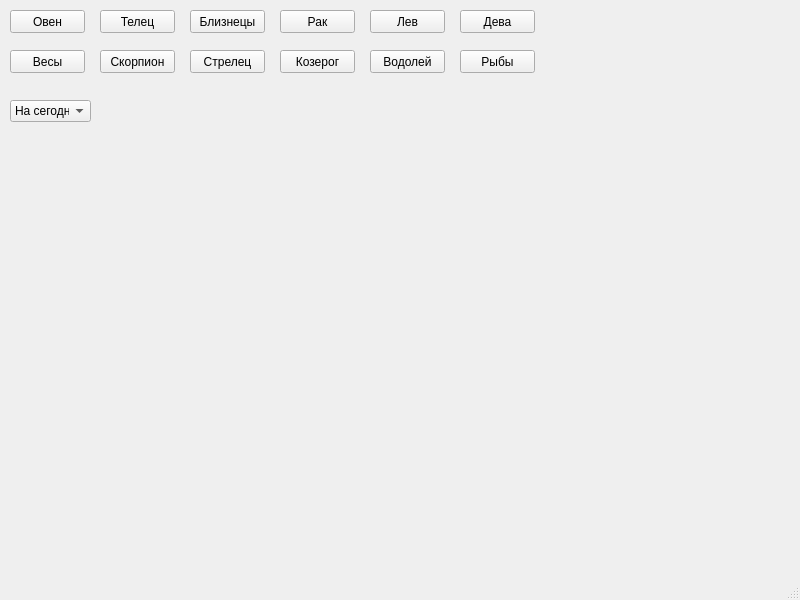
This is GUI.ui in Dekster198/Zodiac as Qt 5 draws it before an edit. The edited form follows.
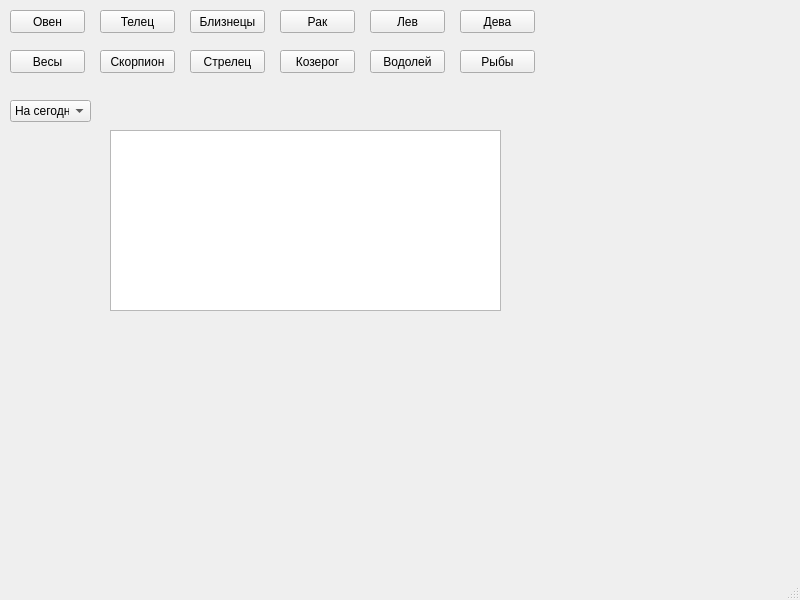
This is the edited form. Icons and pictures are not drawn.

Commit message: add signals for buttons

What changed in the file:
```diff
--- a/GUI.ui
+++ b/GUI.ui
@@ -206,19 +206,6 @@
      <string>Рыбы</string>
     </property>
    </widget>
-   <widget class="QLabel" name="label">
-    <property name="geometry">
-     <rect>
-      <x>120</x>
-      <y>100</y>
-      <width>301</width>
-      <height>131</height>
-     </rect>
-    </property>
-    <property name="text">
-     <string/>
-    </property>
-   </widget>
    <widget class="QComboBox" name="comboBox">
     <property name="geometry">
      <rect>
@@ -265,6 +252,16 @@
      </property>
     </item>
    </widget>
+   <widget class="QTextBrowser" name="textBrowser">
+    <property name="geometry">
+     <rect>
+      <x>110</x>
+      <y>130</y>
+      <width>391</width>
+      <height>181</height>
+     </rect>
+    </property>
+   </widget>
   </widget>
   <widget class="QMenuBar" name="menubar">
    <property name="geometry">
```
Left out of the diff: 8 changed lines with no effect on the pictures. The commit also changes 7 other files.
